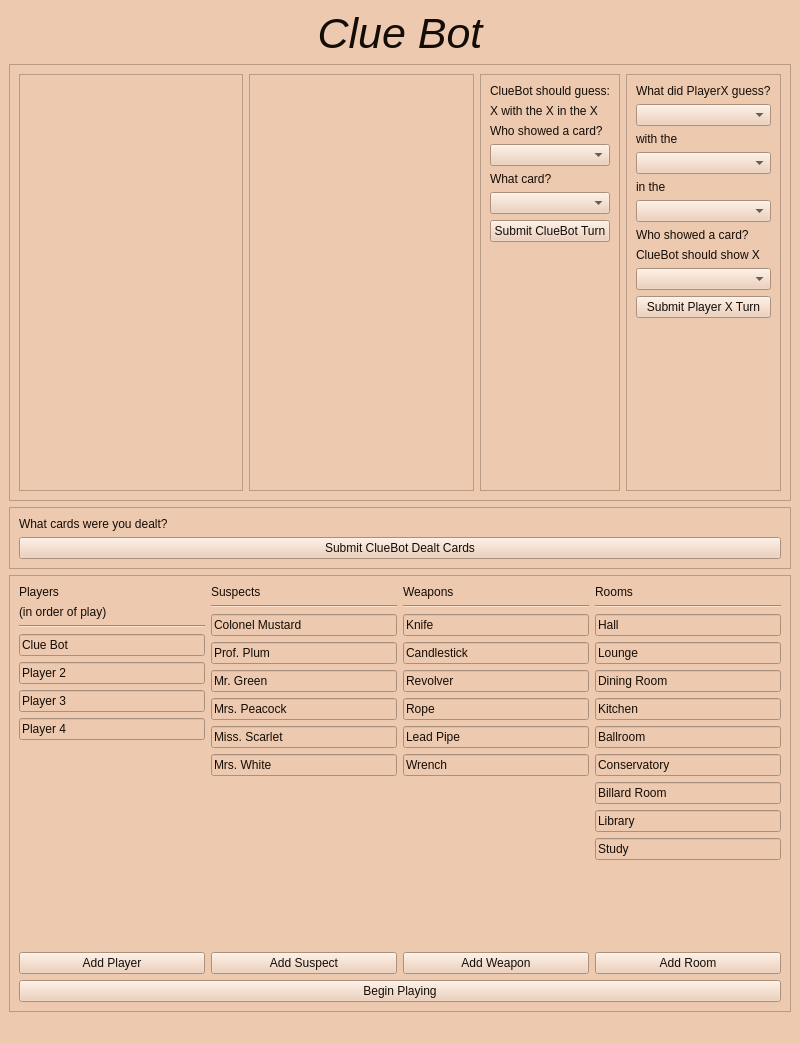
Old version of the form mainwindow.ui in the repository PeterMaidaRobot/ClueBot.
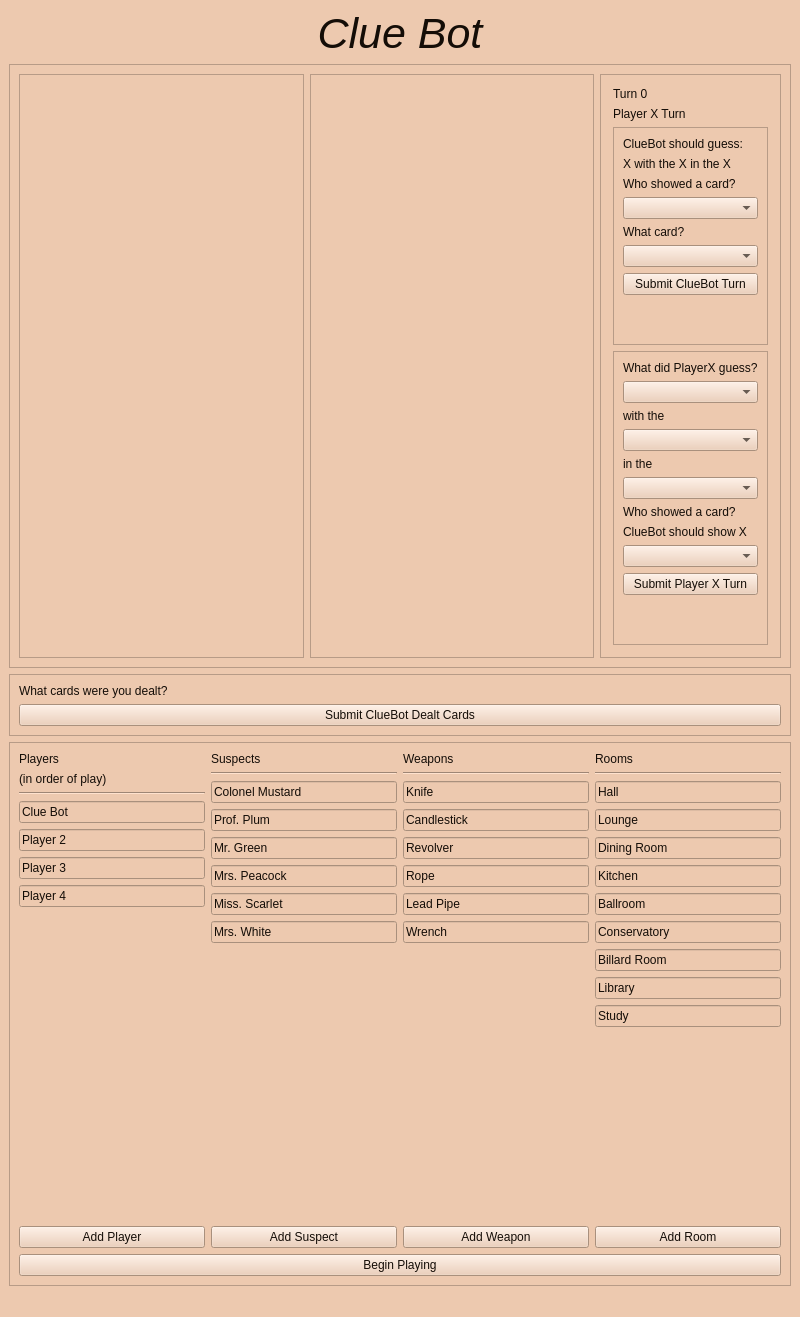
New version of the form.

Commit message: implemented info frame

```diff
--- a/mainwindow.ui
+++ b/mainwindow.ui
@@ -7,7 +7,7 @@
     <x>0</x>
     <y>0</y>
     <width>800</width>
-    <height>1043</height>
+    <height>1317</height>
    </rect>
   </property>
   <property name="windowTitle">
@@ -73,6 +73,41 @@
         </widget>
        </item>
        <item>
+        <widget class="QFrame" name="infoFrame">
+         <property name="frameShape">
+          <enum>QFrame::StyledPanel</enum>
+         </property>
+         <property name="frameShadow">
+          <enum>QFrame::Raised</enum>
+         </property>
+         <layout class="QVBoxLayout" name="verticalLayout_6">
+          <property name="leftMargin">
+           <number>12</number>
+          </property>
+          <property name="topMargin">
+           <number>12</number>
+          </property>
+          <property name="rightMargin">
+           <number>12</number>
+          </property>
+          <property name="bottomMargin">
+           <number>12</number>
+          </property>
+          <item>
+           <widget class="QLabel" name="turnCounterLbl">
+            <property name="text">
+             <string>Turn 0</string>
+            </property>
+           </widget>
+          </item>
+          <item>
+           <widget class="QLabel" name="playerTurnLbl">
+            <property name="text">
+             <string>Player X Turn</string>
+            </property>
+           </widget>
+          </item>
+          <item>
         <widget class="QFrame" name="cluebotPlayFrame">
          <property name="frameShape">
           <enum>QFrame::StyledPanel</enum>
@@ -237,6 +272,9 @@
              </size>
             </property>
            </spacer>
+             </item>
+            </layout>
+           </widget>
           </item>
          </layout>
         </widget>
```
Lines whose indentation alone changed are shown as unchanged. The commit also changes 2 other files.
